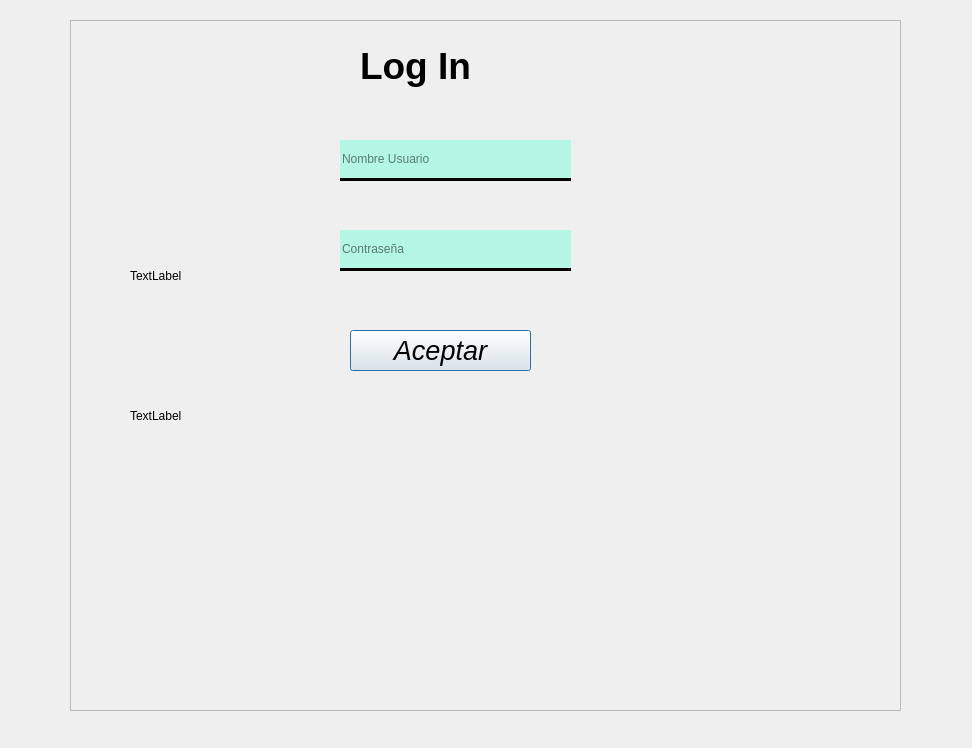
Old version of the form proyecto_software/src/interface/ui/Login.ui in the repository Mig501/IngSw.
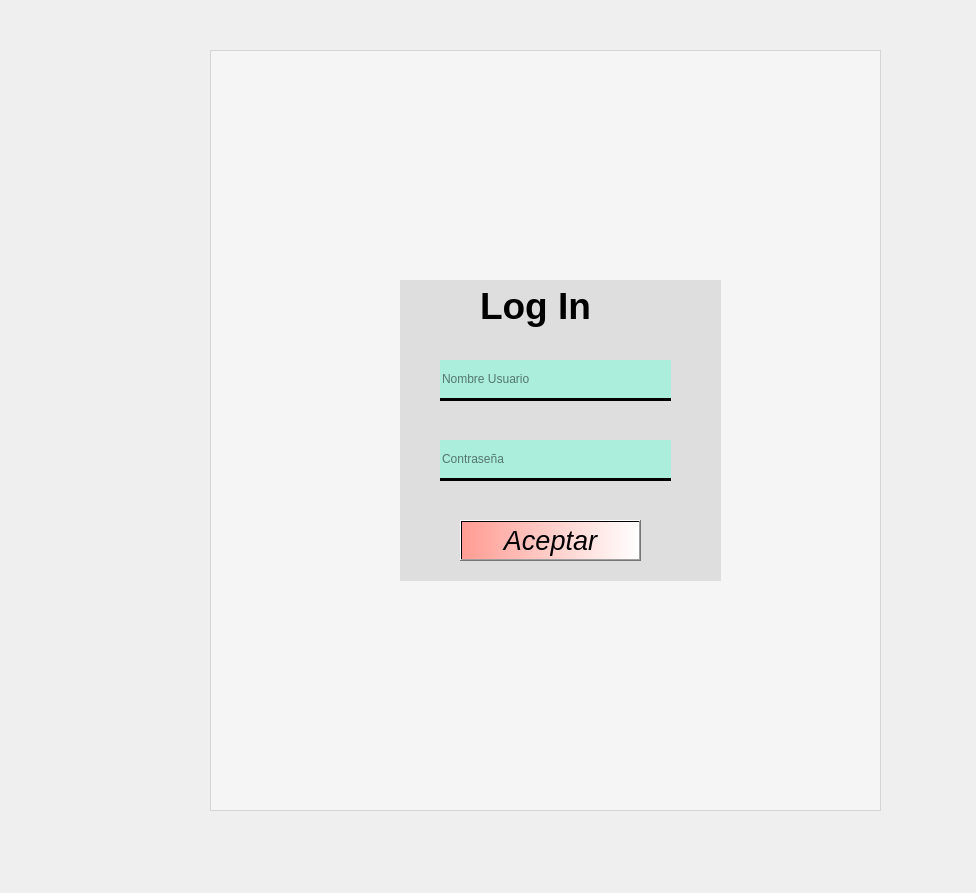
New version of the form. Icons and pictures are not drawn.

```diff
--- a/proyecto_software/src/interface/ui/Login.ui
+++ b/proyecto_software/src/interface/ui/Login.ui
@@ -1,25 +1,35 @@
 <?xml version="1.0" encoding="UTF-8"?>
 <ui version="4.0">
- <class>Dialog</class>
- <widget class="QDialog" name="Dialog">
+ <class>Window</class>
+ <widget class="QDialog" name="Window">
   <property name="geometry">
    <rect>
     <x>0</x>
     <y>0</y>
+    <width>976</width>
+    <height>893</height>
+   </rect>
+  </property>
+  <property name="minimumSize">
+   <size>
     <width>972</width>
     <height>748</height>
-   </rect>
+   </size>
   </property>
   <property name="windowTitle">
-   <string>Dialog</string>
+   <string>BSA</string>
+  </property>
+  <property name="windowIcon">
+   <iconset resource="../recursos.qrc">
+    <normaloff>:/logo/logo.jpg</normaloff>:/logo/logo.jpg</iconset>
   </property>
   <widget class="QFrame" name="frame">
    <property name="geometry">
     <rect>
-     <x>70</x>
-     <y>20</y>
-     <width>831</width>
-     <height>691</height>
+     <x>210</x>
+     <y>50</y>
+     <width>671</width>
+     <height>761</height>
     </rect>
    </property>
    <property name="frameShape">
@@ -31,8 +41,8 @@
    <widget class="QLabel" name="inicio_sesion">
     <property name="geometry">
      <rect>
-      <x>290</x>
-      <y>10</y>
+      <x>270</x>
+      <y>220</y>
       <width>211</width>
       <height>71</height>
      </rect>
@@ -51,8 +61,8 @@
    <widget class="QLineEdit" name="nombre_usuario">
     <property name="geometry">
      <rect>
-      <x>270</x>
-      <y>120</y>
+      <x>230</x>
+      <y>310</y>
       <width>231</width>
       <height>41</height>
      </rect>
@@ -69,8 +79,8 @@
    <widget class="QLineEdit" name="nombre_contrasenia">
     <property name="geometry">
      <rect>
-      <x>270</x>
-      <y>210</y>
+      <x>230</x>
+      <y>390</y>
       <width>231</width>
       <height>41</height>
      </rect>
@@ -90,8 +100,8 @@
    <widget class="QPushButton" name="aceptar">
     <property name="geometry">
      <rect>
-      <x>280</x>
-      <y>310</y>
+      <x>250</x>
+      <y>470</y>
       <width>181</width>
       <height>41</height>
      </rect>
@@ -102,6 +112,10 @@
       <italic>true</italic>
      </font>
     </property>
+    <property name="styleSheet">
+     <string notr="true">background-color: qlineargradient(spread:pad, x1:0, y1:0, x2:1, y2:0, stop:0 rgba(255, 156, 147, 255), stop:1 rgba(255, 255, 255, 255));
+</string>
+    </property>
     <property name="text">
      <string>Aceptar</string>
     </property>
@@ -109,32 +123,43 @@
    <widget class="QLabel" name="label">
     <property name="geometry">
      <rect>
-      <x>60</x>
-      <y>330</y>
-      <width>191</width>
-      <height>131</height>
+      <x>0</x>
+      <y>0</y>
+      <width>671</width>
+      <height>761</height>
      </rect>
     </property>
     <property name="styleSheet">
-     <string notr="true">border-image: url(:/prefijoNuevo/logo.jpg);</string>
+     <string notr="true">border-image: url(:/logo/logo.jpg);
+background-color: rgba(255, 255, 255, 100);
+</string>
     </property>
     <property name="text">
-     <string>TextLabel</string>
+     <string/>
     </property>
    </widget>
    <widget class="QLabel" name="label_2">
     <property name="geometry">
      <rect>
-      <x>60</x>
-      <y>210</y>
-      <width>61</width>
-      <height>91</height>
+      <x>190</x>
+      <y>230</y>
+      <width>321</width>
+      <height>301</height>
      </rect>
     </property>
+    <property name="styleSheet">
+     <string notr="true">background-color: rgba(212, 212, 212, 175);</string>
+    </property>
     <property name="text">
-     <string>TextLabel</string>
+     <string/>
     </property>
    </widget>
+   <zorder>label</zorder>
+   <zorder>label_2</zorder>
+   <zorder>inicio_sesion</zorder>
+   <zorder>nombre_usuario</zorder>
+   <zorder>nombre_contrasenia</zorder>
+   <zorder>aceptar</zorder>
   </widget>
  </widget>
  <resources>
```
Left out of the diff: 2 changed lines with no effect on the pictures.
